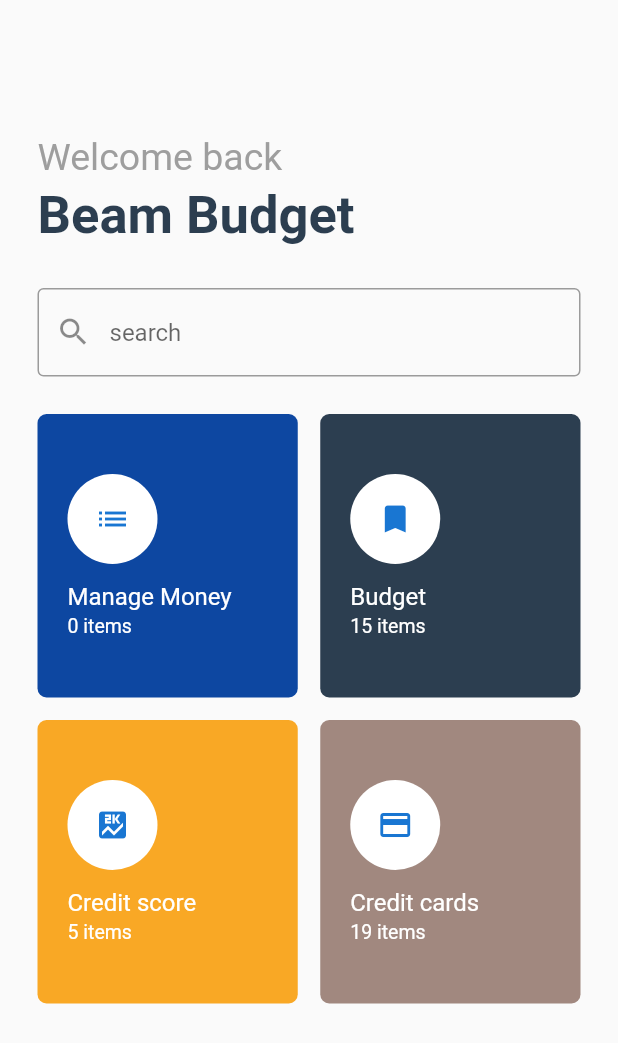
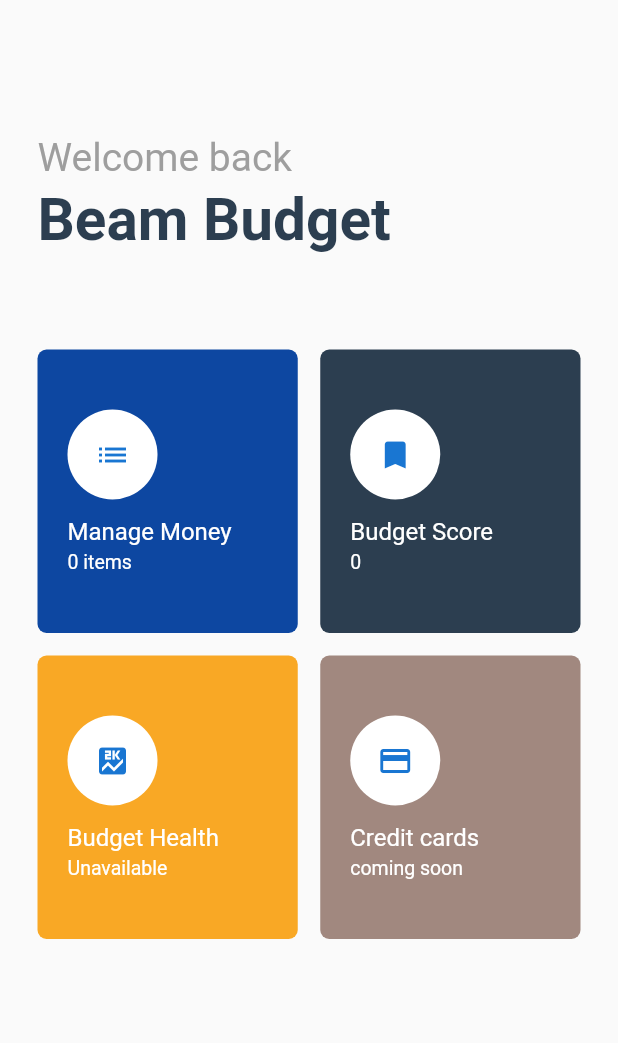
Before and after one commit to favourori/beambudget, a Flutter app: the screen it shows after launch, on a phone screen of 412 x 824 dp. Shown: the top 1043 px of the screen. Run offline on Flutter 3.47's test engine with Material 2 defaults, Android fonts, the phone set to English and light mode, and no system bars.

Commit message:
added credit score and budget score

```diff
--- a/lib/actions.dart
+++ b/lib/actions.dart
@@ -65,11 +65,14 @@ class ActionSection extends StatelessWidget {
                     ),
                     SizedBox(height: 12.0),
                     Text(
-                      "Budget",
+                      "Budget Score",
                       style: TextStyle(color: Colors.white, fontSize: 16.0),
                     ),
                     SizedBox(height: 3.0),
-                    Text("15 items",
+                    Text(
+                        Provider.of<TransactionData>(context)
+                            .getBudgetScore()
+                            .toString(),
                         style: TextStyle(color: Colors.white, fontSize: 13.0))
                   ],
                 ),
@@ -99,11 +102,12 @@ class ActionSection extends StatelessWidget {
                     ),
                     SizedBox(height: 12.0),
                     Text(
-                      "Credit score",
+                      "Budget Health",
                       style: TextStyle(color: Colors.white, fontSize: 16.0),
                     ),
                     SizedBox(height: 3.0),
-                    Text("5 items",
+                    Text(
+                        Provider.of<TransactionData>(context).getCreditReport(),
                         style: TextStyle(color: Colors.white, fontSize: 13.0))
                   ],
                 ),
@@ -134,7 +138,7 @@ class ActionSection extends StatelessWidget {
                       style: TextStyle(color: Colors.white, fontSize: 16.0),
                     ),
                     SizedBox(height: 3.0),
-                    Text("19 items",
+                    Text("coming soon",
                         style: TextStyle(color: Colors.white, fontSize: 13.0))
                   ],
                 ),
--- a/lib/header.dart
+++ b/lib/header.dart
@@ -13,7 +13,7 @@ class HeaderSection extends StatelessWidget {
         children: <Widget>[
           Text(
             "Welcome back",
-            style: TextStyle(fontSize: 25.0, color: Colors.grey),
+            style: TextStyle(fontSize: 26.0, color: Colors.grey),
           ),
           SizedBox(
             height: 4.0,
@@ -21,9 +21,9 @@ class HeaderSection extends StatelessWidget {
           Text(
             "Beam Budget",
             style: TextStyle(
-                fontSize: 35.0,
+                fontSize: 39.0,
                 color: Color(0xFF2c3e50),
-                fontWeight: FontWeight.w600),
+                fontWeight: FontWeight.w700),
           )
         ],
       ),
--- a/lib/home_screen.dart
+++ b/lib/home_screen.dart
@@ -20,16 +20,16 @@ class _HomeScreenState extends State<HomeScreen> {
               children: <Widget>[
                 HeaderSection(),
                 SizedBox(
-                  height: 28.0,
+                  height: 38.0,
                 ),
-                TextField(
-                  decoration: InputDecoration(
-                    border: OutlineInputBorder(),
-                    //labelText: "Search",
-                    hintText: "search",
-                    prefixIcon: Icon(Icons.search),
-                  ),
-                ),
+                // TextField(
+                //   decoration: InputDecoration(
+                //     border: OutlineInputBorder(),
+                //     //labelText: "Search",
+                //     hintText: "search",
+                //     prefixIcon: Icon(Icons.search),
+                //   ),
+                // ),
                 SizedBox(
                   height: 25.0,
                 ),
--- a/lib/model/transaction_data.dart
+++ b/lib/model/transaction_data.dart
@@ -32,4 +32,38 @@ class TransactionData extends ChangeNotifier {
     transactions.add(transaction);
     notifyListeners();
   }
+
+  String getCreditReport() {
+    if (balance == 0) {
+      return "Unavailable";
+    }
+    if (balance > 1000) {
+      return "Excellent";
+    }
+
+    if (balance < 1000) {
+      return "Fair";
+    }
+
+    if (balance < 500) {
+      return "Poor";
+    }
+  }
+
+  int getBudgetScore() {
+    if (balance == 0) {
+      return 0;
+    }
+    if (balance > 1000) {
+      return 800;
+    }
+
+    if (balance < 1000) {
+      return 500;
+    }
+
+    if (balance < 500) {
+      return 300;
+    }
+  }
 }
```
